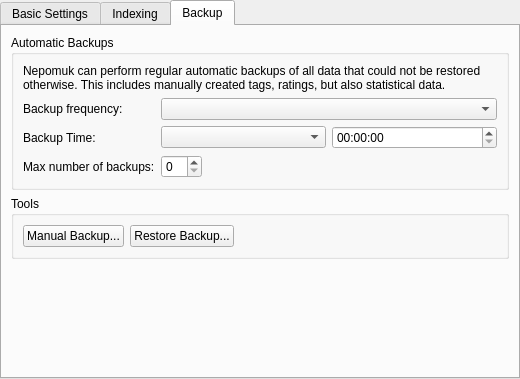
Old version of the form src/file/kcm/nepomukconfigwidget.ui in the repository KDE/baloo.
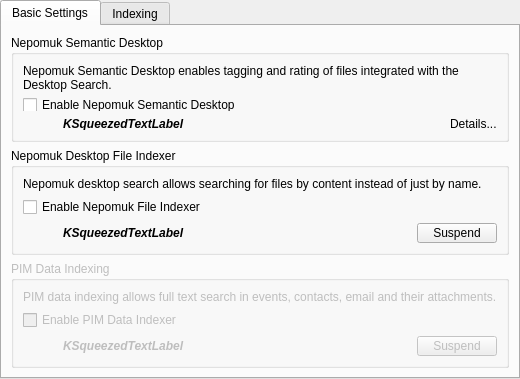
New version of the form. The open tabs and pages were chosen to show the change. Custom widgets are drawn as their Qt base class.

Commit message: KCM: Remove backup options

The edit to the form file:
```diff
--- a/src/file/kcm/nepomukconfigwidget.ui
+++ b/src/file/kcm/nepomukconfigwidget.ui
@@ -423,163 +423,6 @@
        </item>
       </layout>
      </widget>
-     <widget class="QWidget" name="tab_2">
-      <attribute name="title">
-       <string>Backup</string>
-      </attribute>
-      <layout class="QVBoxLayout" name="verticalLayout_12">
-       <item>
-        <widget class="QGroupBox" name="groupBox_3">
-         <property name="title">
-          <string>Automatic Backups</string>
-         </property>
-         <layout class="QVBoxLayout" name="verticalLayout_2">
-          <item>
-           <widget class="QLabel" name="label">
-            <property name="text">
-             <string comment="@info">Nepomuk can perform regular automatic backups of all data that could not be restored otherwise. This includes manually created tags, ratings, but also statistical data.</string>
-            </property>
-            <property name="wordWrap">
-             <bool>true</bool>
-            </property>
-           </widget>
-          </item>
-          <item>
-           <layout class="QFormLayout" name="formLayout">
-            <item row="0" column="0">
-             <widget class="QLabel" name="label_9">
-              <property name="text">
-               <string>Backup frequency:</string>
-              </property>
-              <property name="buddy">
-               <cstring>m_comboBackupFrequency</cstring>
-              </property>
-             </widget>
-            </item>
-            <item row="0" column="1">
-             <widget class="KComboBox" name="m_comboBackupFrequency">
-              <property name="toolTip">
-               <string>How often should a backup of the Nepomuk database be created</string>
-              </property>
-             </widget>
-            </item>
-            <item row="1" column="0">
-             <widget class="QLabel" name="label_8">
-              <property name="text">
-               <string>Backup Time:</string>
-              </property>
-              <property name="buddy">
-               <cstring>m_editBackupTime</cstring>
-              </property>
-             </widget>
-            </item>
-            <item row="1" column="1">
-             <layout class="QHBoxLayout" name="horizontalLayout_6">
-              <item>
-               <widget class="KComboBox" name="m_comboBackupDay"/>
-              </item>
-              <item>
-               <widget class="QTimeEdit" name="m_editBackupTime">
-                <property name="toolTip">
-                 <string>When should the backup be created</string>
-                </property>
-               </widget>
-              </item>
-             </layout>
-            </item>
-            <item row="2" column="0">
-             <widget class="QLabel" name="label_10">
-              <property name="text">
-               <string>Max number of backups:</string>
-              </property>
-              <property name="buddy">
-               <cstring>m_spinBackupMax</cstring>
-              </property>
-             </widget>
-            </item>
-            <item row="2" column="1">
-             <layout class="QHBoxLayout" name="horizontalLayout_8">
-              <item>
-               <widget class="QSpinBox" name="m_spinBackupMax">
-                <property name="toolTip">
-                 <string>How many previous backups should be kept</string>
-                </property>
-               </widget>
-              </item>
-              <item>
-               <widget class="QLabel" name="m_labelBackupStats">
-                <property name="sizePolicy">
-                 <sizepolicy hsizetype="Expanding" vsizetype="Preferred">
-                  <horstretch>0</horstretch>
-                  <verstretch>0</verstretch>
-                 </sizepolicy>
-                </property>
-                <property name="text">
-                 <string/>
-                </property>
-                <property name="alignment">
-                 <set>Qt::AlignRight|Qt::AlignTrailing|Qt::AlignVCenter</set>
-                </property>
-               </widget>
-              </item>
-             </layout>
-            </item>
-           </layout>
-          </item>
-         </layout>
-        </widget>
-       </item>
-       <item>
-        <widget class="QGroupBox" name="groupBox_6">
-         <property name="title">
-          <string>Tools</string>
-         </property>
-         <layout class="QHBoxLayout" name="horizontalLayout_5">
-          <item>
-           <widget class="KPushButton" name="m_buttonManualBackup">
-            <property name="text">
-             <string>Manual Backup...</string>
-            </property>
-           </widget>
-          </item>
-          <item>
-           <widget class="KPushButton" name="m_buttonRestoreBackup">
-            <property name="text">
-             <string>Restore Backup...</string>
-            </property>
-           </widget>
-          </item>
-          <item>
-           <spacer name="horizontalSpacer_5">
-            <property name="orientation">
-             <enum>Qt::Horizontal</enum>
-            </property>
-            <property name="sizeHint" stdset="0">
-             <size>
-              <width>1</width>
-              <height>1</height>
-             </size>
-            </property>
-           </spacer>
-          </item>
-         </layout>
-        </widget>
-       </item>
-       <item>
-        <spacer name="verticalSpacer_3">
-         <property name="orientation">
-          <enum>Qt::Vertical</enum>
-         </property>
-         <property name="sizeHint" stdset="0">
-          <size>
-           <width>1</width>
-           <height>1</height>
-          </size>
-         </property>
-        </spacer>
-       </item>
-      </layout>
-     </widget>
     </widget>
    </item>
   </layout>
```
Left out of the diff: 40 changed lines with no effect on the pictures. The commit also changes 2 other files.
